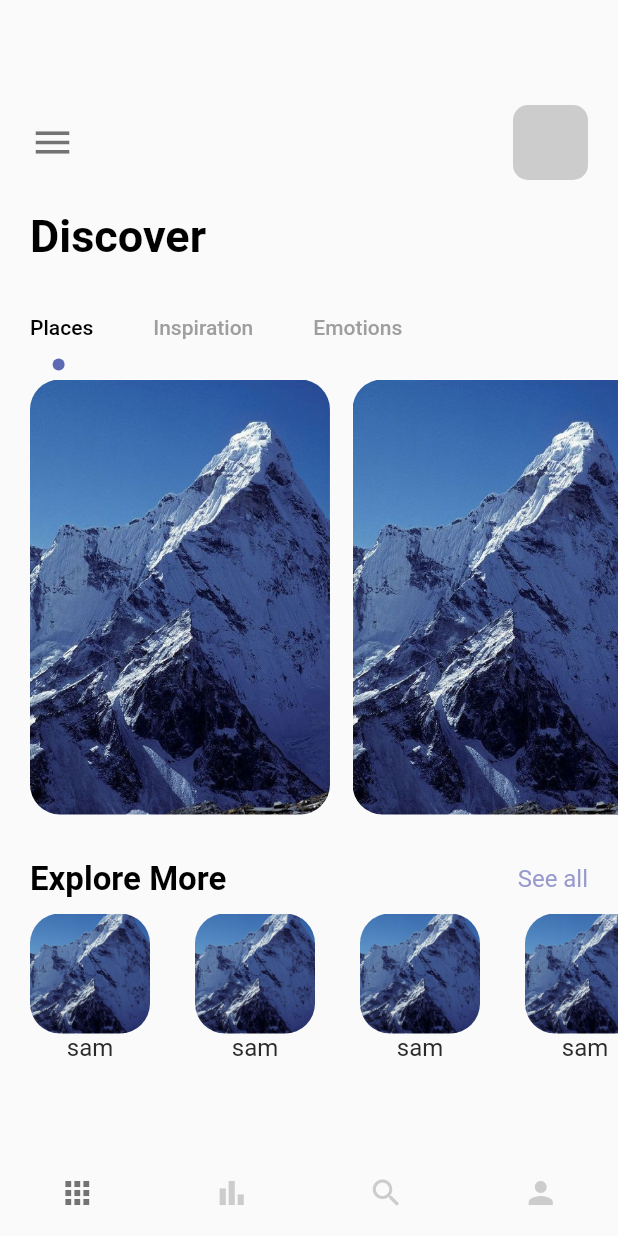
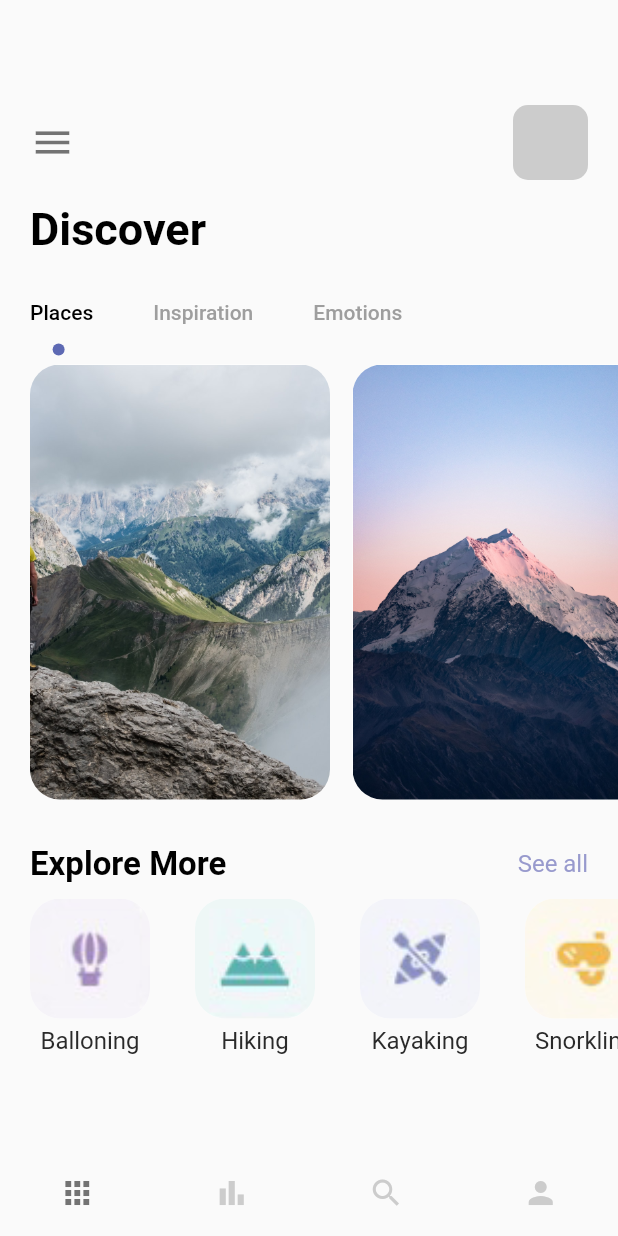
Before and after one commit to its-asaduzzaman/slider_app_flutter, a Flutter app: the screen it shows after launch, on a phone screen of 412 x 824 dp. Run offline on Flutter 3.47's test engine with Material 2 defaults, Android fonts, the phone set to English and light mode, and no system bars.

```diff
--- a/lib/pages/navpages/home_page.dart
+++ b/lib/pages/navpages/home_page.dart
@@ -11,6 +11,14 @@ class HomePage extends StatefulWidget {
 }
 
 class _HomePageState extends State<HomePage> with TickerProviderStateMixin {
+  var images = {
+    "balloning.png": "Balloning",
+    "hiking.png": "Hiking",
+    "kayaking.png": "Kayaking",
+    "snorkling.png": "Snorkling"
+  };
+  var place = ['1', '2', '3'];
+
   @override
   Widget build(BuildContext context) {
     TabController _tabController = TabController(length: 3, vsync: this);
@@ -42,14 +50,14 @@ class _HomePageState extends State<HomePage> with TickerProviderStateMixin {
             ),
           ),
           const SizedBox(
-            height: 20.0,
+            height: 15.0,
           ),
           Container(
             margin: const EdgeInsets.only(left: 20.0),
             child: AppLargeText(text: 'Discover'),
           ),
           const SizedBox(
-            height: 20.0,
+            height: 15.0,
           ),
           Container(
             child: Align(
@@ -94,7 +102,8 @@ class _HomePageState extends State<HomePage> with TickerProviderStateMixin {
                         borderRadius: BorderRadius.circular(20),
                         color: Colors.white,
                         image: DecorationImage(
-                          image: AssetImage("img/mountain.jpeg"),
+                          image:
+                              AssetImage("img/place" + place[index] + ".png"),
                           fit: BoxFit.cover,
                         ),
                       ),
@@ -129,11 +138,11 @@ class _HomePageState extends State<HomePage> with TickerProviderStateMixin {
             height: 10.0,
           ),
           Container(
-            height: 100,
+            height: 120,
             width: double.maxFinite,
             margin: const EdgeInsets.only(left: 20.0),
             child: ListView.builder(
-                itemCount: 6,
+                itemCount: images.length,
                 scrollDirection: Axis.horizontal,
                 itemBuilder: (_, index) {
                   return Container(
@@ -147,14 +156,18 @@ class _HomePageState extends State<HomePage> with TickerProviderStateMixin {
                             borderRadius: BorderRadius.circular(20),
                             color: Colors.white,
                             image: DecorationImage(
-                              image: AssetImage("img/mountain.jpeg"),
+                              image: AssetImage(
+                                  "img/" + images.keys.elementAt(index)),
                               fit: BoxFit.cover,
                             ),
                           ),
                         ),
+                        const SizedBox(
+                          height: 5.0,
+                        ),
                         Container(
                           child: AppText(
-                            text: 'sam',
+                            text: images.values.elementAt(index),
                             color: AppColors.textColor2,
                           ),
                         ),
```
Also changed, not shown: img/place1.png (added), img/place2.png (added), img/place3.png (added).
